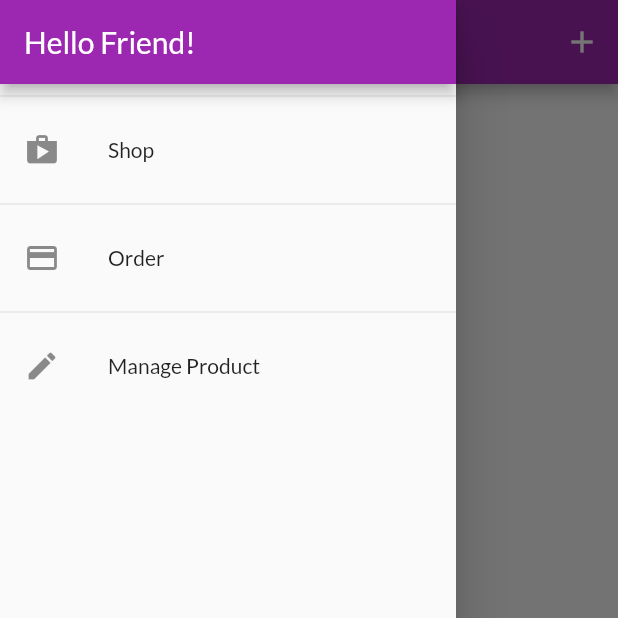
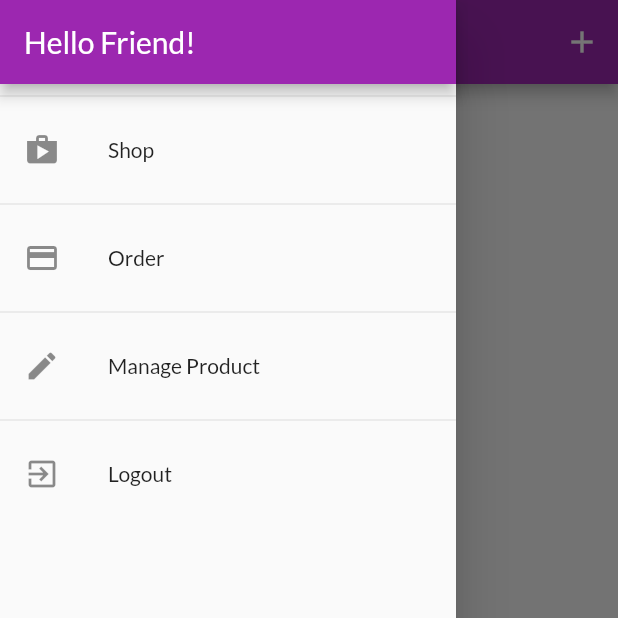
Before and after one commit to FrengkyG/learn-flutter, a Flutter app: the UserProductsScreen screen opened by its route, with the side drawer open, on a phone screen of 412 x 824 dp, the top half of it. Run offline on Flutter 3.47's test engine with Material 2 defaults, Android fonts, the phone set to English and light mode, and no system bars; our stand-ins replace cached_network_image, dartz, equatable, flutter_local_notifications, flutter_rating_bar, get_it and 5 more; missing offline and left inert: android_alarm_manager_plus, app_settings; accounts and stored records are empty; generated files the repository leaves out were written again; network calls fail.

Commit message:
add: logout function

```diff
--- a/Flutter The Complete Guide/04 Shop App/shop_app/lib/widgets/app_drawer.dart
+++ b/Flutter The Complete Guide/04 Shop App/shop_app/lib/widgets/app_drawer.dart
@@ -1,4 +1,6 @@
 import 'package:flutter/material.dart';
+import 'package:provider/provider.dart';
+import 'package:shop_app/providers/auth_provider.dart';
 import 'package:shop_app/screens/orders_screen.dart';
 import 'package:shop_app/screens/user_products_screen.dart';
 
@@ -37,6 +39,14 @@ class AppDrawer extends StatelessWidget {
                 Navigator.of(context)
                     .pushReplacementNamed(UserProductsScreen.routeName);
               }),
+          const Divider(),
+          ListTile(
+              leading: const Icon(Icons.exit_to_app),
+              title: const Text('Logout'),
+              onTap: () {
+                Navigator.of(context).pop(context);
+                Provider.of<Auth>(context, listen: false).logout();
+              }),
         ],
       ),
     );
```
Also changed, not shown: Flutter The Complete Guide/04 Shop App/shop_app/lib/providers/auth_provider.dart (+7 -0 lines).
